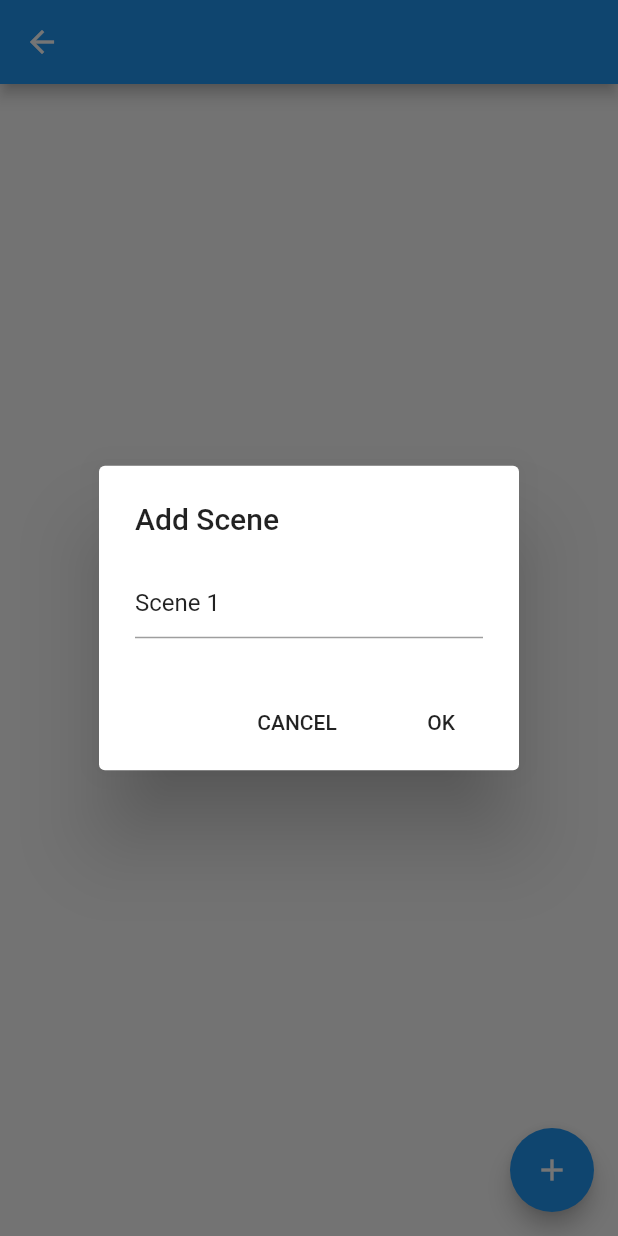
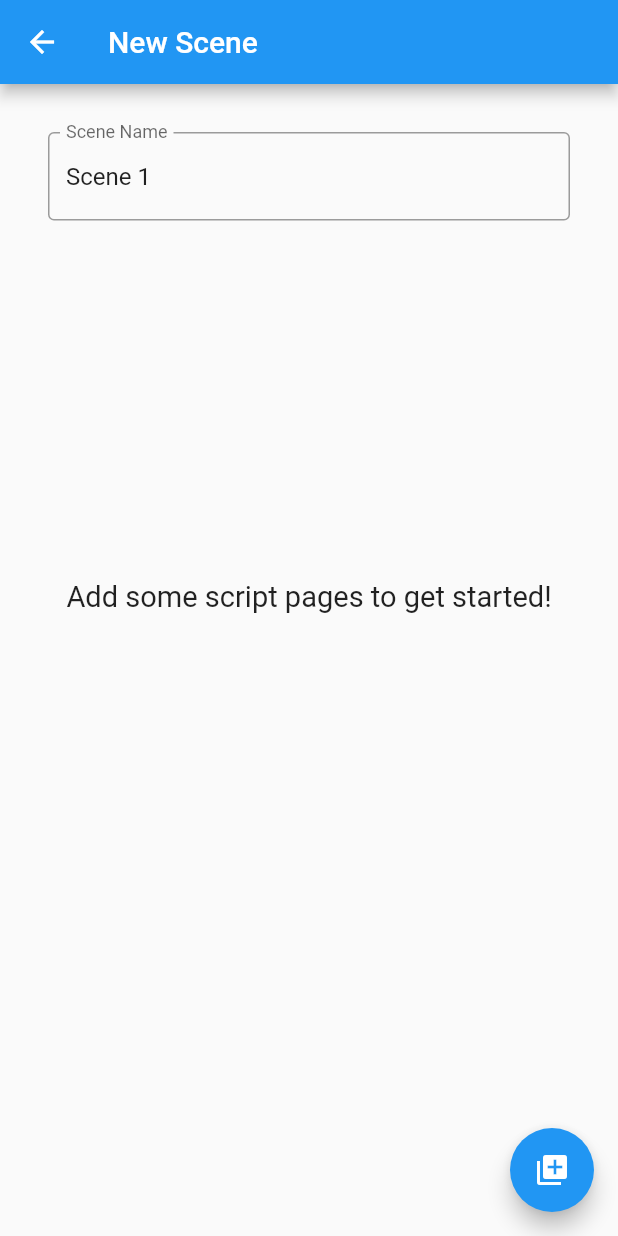
Before and after one commit to jonyTF/LinePlease, a Flutter app: the SceneListPage screen opened directly with empty values, after a tap on the "add" icon, on a phone screen of 412 x 824 dp. Run offline on Flutter 3.47's test engine with Material 2 defaults, Android fonts, the light colour scheme and no system bars; drawn by our look-alikes of flutter_speed_dial; our stand-ins replace image_picker, photo_view; missing offline and left inert: firebase_ml_vision, multi_image_picker; accounts and stored records are empty.

Commit message:
worked on SceneEditPage

```diff
--- a/line_please/lib/constants.dart
+++ b/line_please/lib/constants.dart
@@ -1,5 +1,7 @@
 // Routing constants
-const String scriptListRoute = '/scripts';
+const String scriptListRoute = '/';
 const String sceneListRoute = '$scriptListRoute/scenes';
+const String newSceneRoute = '$sceneListRoute/new';
 const String sceneDetailsRoute = '$sceneListRoute/details';
 const String characterSelectRoute = '$sceneDetailsRoute/character_select';
+const String galleryRoute = '/gallery';
--- a/line_please/lib/models/scene.dart
+++ b/line_please/lib/models/scene.dart
@@ -3,7 +3,7 @@ import 'dart:io';
 import 'package:flutter/material.dart';
 
 class Scene {
-  final String name;
+  String name;
   List<File> images;
 
   Scene({@required this.name, this.images: const []});
--- a/line_please/lib/router.dart
+++ b/line_please/lib/router.dart
@@ -6,6 +6,7 @@ import 'package:line_please/screens/character_select/character_select_page.dart'
 import 'package:line_please/screens/scene_details/scene_details_page.dart';
 import 'package:line_please/screens/script_list/script_list_page.dart';
 import 'package:line_please/screens/scene_list/scene_list_page.dart';
+import 'package:line_please/screens/edit_scene/edit_scene_page.dart';
 
 
 class Router {
@@ -27,6 +28,9 @@ class Router {
       case sceneListRoute:
         final script = args as Script;
         return MaterialPageRoute(builder: (_) => SceneListPage(script: script));
+      case newSceneRoute:
+        final numScenes = args as int;
+        return MaterialPageRoute(builder: (_) => EditScenePage(isNewScene: true, numScenes: numScenes));
       case sceneDetailsRoute:
         final scene = args as Scene;
         return MaterialPageRoute(builder: (_) => SceneDetailsPage(scene: scene));
--- /dev/null
+++ b/line_please/lib/screens/edit_scene/edit_scene_page.dart
@@ -0,0 +1,152 @@
+import 'package:flutter/material.dart';
+import 'package:line_please/models/scene.dart';
+import 'package:flutter_speed_dial/flutter_speed_dial.dart';
+import 'package:multi_image_picker/multi_image_picker.dart';
+
+class EditScenePageState extends State<EditScenePage> {
+  TextEditingController _nameTextFieldController;
+  Scene _scene;
+  bool _isSpeedDialOpen = false;
+
+  @override
+  void initState() {
+    super.initState();
+    _nameTextFieldController = TextEditingController();
+
+    if (widget.isNewScene) {
+      _nameTextFieldController.text = 'Scene ${widget.numScenes + 1}';
+      _scene = Scene(name: _nameTextFieldController.text);
+    } else {
+      _nameTextFieldController.text = _scene.name;
+      _scene = widget.scene;
+    }
+    print('SCENE NAME: ${_scene.name}');
+  }
+
+  @override
+  void dispose() {
+    _nameTextFieldController.dispose();
+    super.dispose();
+  }
+
+  @override
+  Widget build(BuildContext context) {
+    Widget nameTextField = Container(
+      padding: const EdgeInsets.only(
+        top: 32,
+        left: 32,
+        right: 32,
+        bottom: 16,
+      ),
+      child: TextField(
+        controller: _nameTextFieldController,
+        textCapitalization: TextCapitalization.words,
+        decoration: InputDecoration(
+          border: OutlineInputBorder(),
+          labelText: 'Scene Name',
+        ),
+        onChanged: (text) {
+          _scene.name = text;
+          print('SCENE NAME: ${_scene.name}');
+        },
+      )
+    );
+
+    Widget imageDisplay;
+    if (_scene.images.length > 0) {
+      // Display images
+    } else {
+      // Display message prompting user to add images
+      imageDisplay = Expanded(
+        child: FittedBox(
+          fit: BoxFit.contain,
+          alignment: Alignment(0, -0.3),
+          child: Container(
+            padding: EdgeInsets.only(
+              left: 32,
+              right: 32,
+            ),
+            child: Text('Add some script pages to get started!'),
+          ),
+        )
+      );
+    }
+
+    Widget addImageBtn = SpeedDial(
+      child: _isSpeedDialOpen ? Icon(Icons.close) : Icon(Icons.add_to_photos),
+      onOpen: () => setState(() {
+        _isSpeedDialOpen = true;
+      }),
+      onClose: () => setState(() {
+        _isSpeedDialOpen = false;
+      }),
+      overlayColor: Colors.grey,
+      backgroundColor: _isSpeedDialOpen ? Colors.white : Theme.of(context).primaryColor,
+      foregroundColor: _isSpeedDialOpen ? Colors.grey : Colors.white,
+      children: [
+        SpeedDialChild(
+          child: Icon(Icons.add_a_photo),
+          onTap: () {
+            // TODO: probably want to implement my own custom camera
+            // and not use the one that comes with the multi image picker,
+            // since that one actually adds more photos to your gallery.
+            // Instead, do something where you can take multiple photos, like
+            // the google drive scanning thing, and save photos to a line_please
+            // folder
+            print('TAKE PHOTO');
+          }
+        ),
+        SpeedDialChild(
+            child: Icon(Icons.add_photo_alternate),
+            onTap: () {
+              print('OPEN GALLERY');
+              _openGallery();
+            }
+        ),
+      ],
+    );
+
+    return Scaffold(
+      appBar: AppBar(
+        title: widget.isNewScene ? Text('New Scene') : Text('Edit Scene'),
+      ),
+      body: Column(
+        children: <Widget>[
+          nameTextField,
+          imageDisplay,
+        ],
+      ),
+      floatingActionButton: addImageBtn,
+    );
+  }
+
+  void _openGallery() async {
+    try {
+      final results = await MultiImagePicker.pickImages(
+        maxImages: 300,
+        enableCamera: true,
+        materialOptions: MaterialOptions(
+          actionBarTitle: 'Choose photos',
+          allViewTitle: 'Gallery',
+          actionBarColor: '#${Theme.of(context).primaryColor.value.toRadixString(16)}',
+        ),
+      );
+      print(results);
+    } on Exception catch (e) {
+      print('ERROR: $e');
+    }
+  }
+}
+
+class EditScenePage extends StatefulWidget {
+  final bool isNewScene;
+  final int numScenes;
+  final Scene scene;
+
+  EditScenePage({Key key, @required this.isNewScene, this.numScenes: -1, this.scene});
+
+  @override
+  EditScenePageState createState() {
+    return EditScenePageState();
+  }
+}
--- a/line_please/lib/screens/scene_list/scene_list_page.dart
+++ b/line_please/lib/screens/scene_list/scene_list_page.dart
@@ -4,8 +4,6 @@ import 'package:line_please/models/scene.dart';
 import 'package:line_please/constants.dart';
 
 class SceneListPageState extends State<SceneListPage> {
-  TextEditingController _nameTextFieldController;
-
   @override
   Widget build(BuildContext context) {
     // TODO: Add select multiple functionality
@@ -30,12 +28,7 @@ class SceneListPageState extends State<SceneListPage> {
     final addSceneBtn = FloatingActionButton(
       child: Icon(Icons.add),
       onPressed: () async {
-        final name = await _getSceneName();
-        if (name != null) {
-          setState(() {
-            widget.script.scenes.add(Scene(name: name));
-          });
-        }
+        final result = Navigator.pushNamed(context, newSceneRoute, arguments: widget.script.scenes.length);
       },
     );
 
@@ -45,41 +38,6 @@ class SceneListPageState extends State<SceneListPage> {
       ),
       body: sceneList,
       floatingActionButton: addSceneBtn,
-    );
-  }
-
-  @override
-  void initState() {
-    super.initState();
-    _nameTextFieldController = TextEditingController();
-  }
-
-  Future<String> _getSceneName() async {
-    _nameTextFieldController.text = 'Scene ${widget.script.scenes.length + 1}';
-    return await showDialog<String>(
-      context: context,
-      builder: (context) {
-        return AlertDialog(
-          title: Text('Add Scene'),
-          content: TextField(
-            controller: _nameTextFieldController,
-          ),
-          actions: <Widget>[
-            new FlatButton(
-              onPressed: () {
-                Navigator.of(context).pop();
-              },
-              child: Text('CANCEL'),
-            ),
-            new FlatButton(
-              onPressed: () {
-                Navigator.pop(context, _nameTextFieldController.text);
-              },
-              child: Text('OK'),
-            ),
-          ],
-        );
-      }
     );
   }
 }
--- a/line_please/pubspec.yaml
+++ b/line_please/pubspec.yaml
@@ -23,6 +23,8 @@ dependencies:
   firebase_ml_vision: ^0.9.3+5
   image_picker: ^0.6.2+3
   photo_view: ^0.9.0
+  flutter_speed_dial: ^1.2.5
+  multi_image_picker: ^4.6.1
 
   # The following adds the Cupertino Icons font to your application.
   # Use with the CupertinoIcons class for iOS style icons.
```
Also changed, not shown: line_please/lib/screens/gallery/gallery_page.dart (added, +28 -0 lines), line_please/lib/screens/scene_details/scene_details_page.dart (+35 -33 lines), line_please/pubspec.lock, 3 other files.
